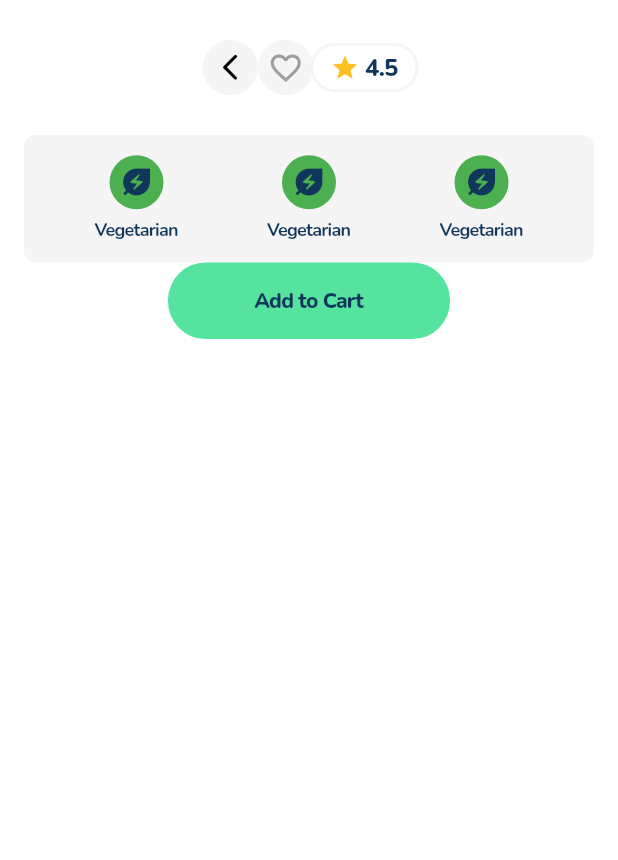
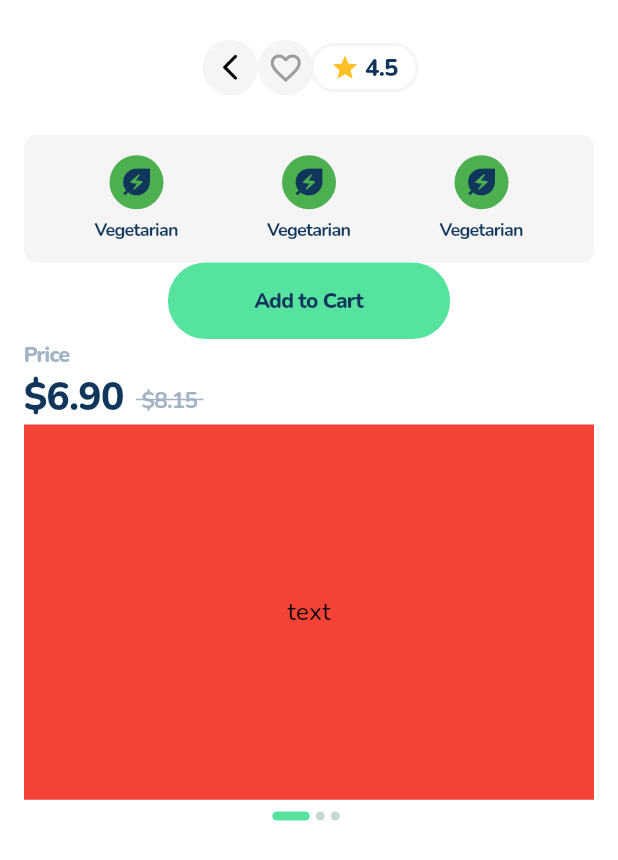
Before and after one commit to FelippeNO/bento_challenge, a Flutter app: the ProductDetailsView screen opened by its route, on a phone screen of 412 x 824 dp. Shown: the top 860 px of the screen. Run offline on Flutter 3.47's test engine with Material 3 defaults, Android fonts, the phone set to English and light mode, and no system bars; drawn by our look-alikes of carousel_slider; our stand-ins replace dartz, flutter_modular, lottie.

```diff
--- a/bento_challenge/lib/product/presentation/views/product_details_view.dart
+++ b/bento_challenge/lib/product/presentation/views/product_details_view.dart
@@ -2,12 +2,15 @@ import 'package:bento_challenge/core/design/ui_paddings.dart';
 import 'package:bento_challenge/core/widgets/animated_icon_two_states_button.dart';
 import 'package:bento_challenge/product/presentation/views/controllers/product_details_controller.dart';
 import 'package:bento_challenge/product/presentation/widgets/add_to_cart_button.dart';
+import 'package:bento_challenge/product/presentation/widgets/product_details_price_display.dart';
+import 'package:carousel_slider/carousel_slider.dart';
 import 'package:flutter/material.dart';
 import 'package:flutter_modular/flutter_modular.dart';
 
 import '../../../core/widgets/primary_back_button.dart';
 import '../widgets/product_avaliation_container.dart';
 import '../widgets/product_category_bar.dart';
+import '../widgets/product_image_carousel_slider.dart';
 
 class ProductDetailsView extends StatefulWidget {
   const ProductDetailsView({super.key});
@@ -18,6 +21,37 @@ class ProductDetailsView extends StatefulWidget {
 
 class _ProductDetailsViewState extends State<ProductDetailsView> {
   final ProductDetailsController controller = Modular.get<ProductDetailsController>();
+
+  final CarouselSliderController carouselController = CarouselSliderController();
+  final List<Widget> list = [
+    Container(
+      color: Colors.red,
+      child: const Center(
+        child: Text(
+          'text',
+          style: TextStyle(fontSize: 16.0),
+        ),
+      ),
+    ),
+    Container(
+      color: Colors.blue,
+      child: const Center(
+        child: Text(
+          'text',
+          style: TextStyle(fontSize: 16.0),
+        ),
+      ),
+    ),
+    Container(
+      color: Colors.green,
+      child: const Center(
+        child: Text(
+          'text',
+          style: TextStyle(fontSize: 16.0),
+        ),
+      ),
+    )
+  ];
 
   @override
   void initState() {
@@ -50,6 +84,8 @@ class _ProductDetailsViewState extends State<ProductDetailsView> {
               ),
               const ProductCategoryBar(),
               const AddToCartButton(),
+              const ProductDetailsPriceDisplay(price: "6.90", originalPrice: "8.15"),
+              ProductImageCarouselSlider(carouselController: carouselController, list: list),
             ],
           ),
         ),
```
